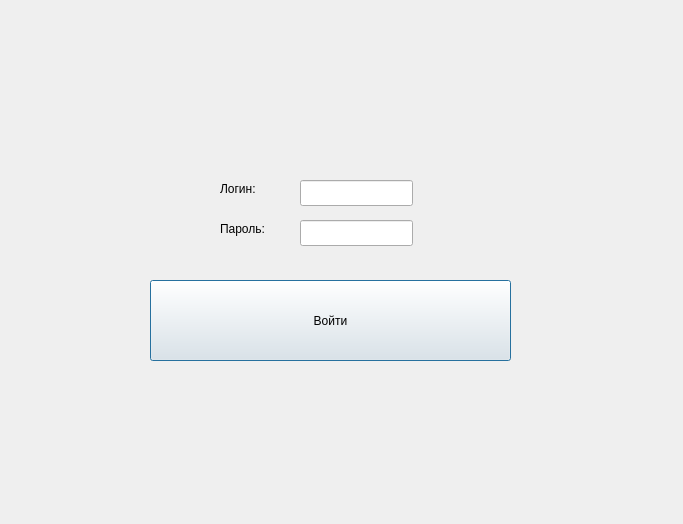
Old version of the form loginwindow.ui in the repository icspero/3-semester-CourseWork_Client.
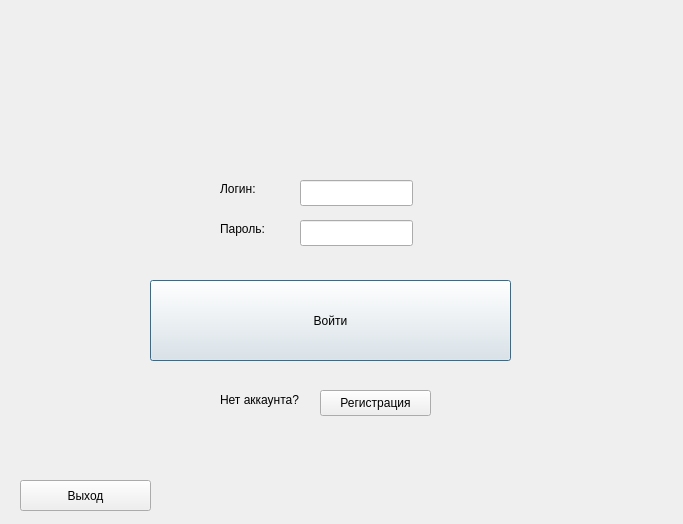
New version of the form.

What changed in the file:
```diff
--- a/loginwindow.ui
+++ b/loginwindow.ui
@@ -75,6 +75,45 @@
     <string>Войти</string>
    </property>
   </widget>
+  <widget class="QPushButton" name="pushButton">
+   <property name="geometry">
+    <rect>
+     <x>320</x>
+     <y>390</y>
+     <width>111</width>
+     <height>26</height>
+    </rect>
+   </property>
+   <property name="text">
+    <string>Регистрация</string>
+   </property>
+  </widget>
+  <widget class="QLabel" name="label">
+   <property name="geometry">
+    <rect>
+     <x>220</x>
+     <y>390</y>
+     <width>111</width>
+     <height>20</height>
+    </rect>
+   </property>
+   <property name="text">
+    <string>Нет аккаунта?</string>
+   </property>
+  </widget>
+  <widget class="QPushButton" name="pushButton_2">
+   <property name="geometry">
+    <rect>
+     <x>20</x>
+     <y>480</y>
+     <width>131</width>
+     <height>31</height>
+    </rect>
+   </property>
+   <property name="text">
+    <string>Выход</string>
+   </property>
+  </widget>
  </widget>
  <resources/>
  <connections/>
```
